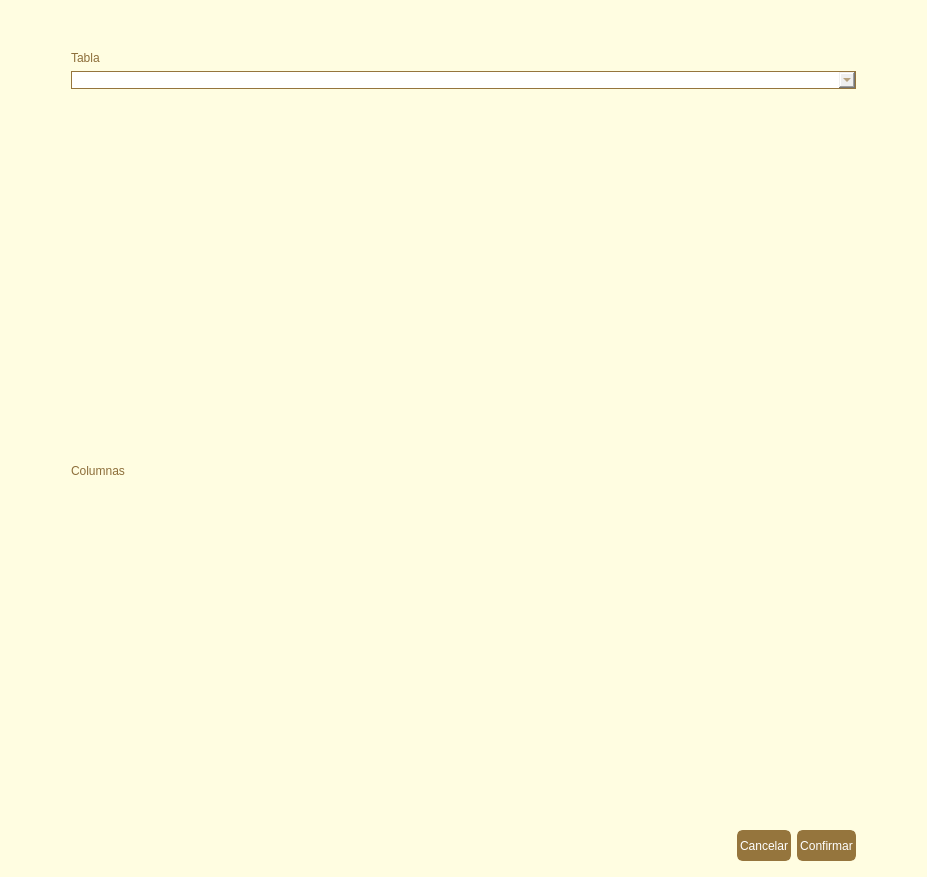
Qt form ui/agregar-registros.ui (andreadh01/Notarius) before a commit.
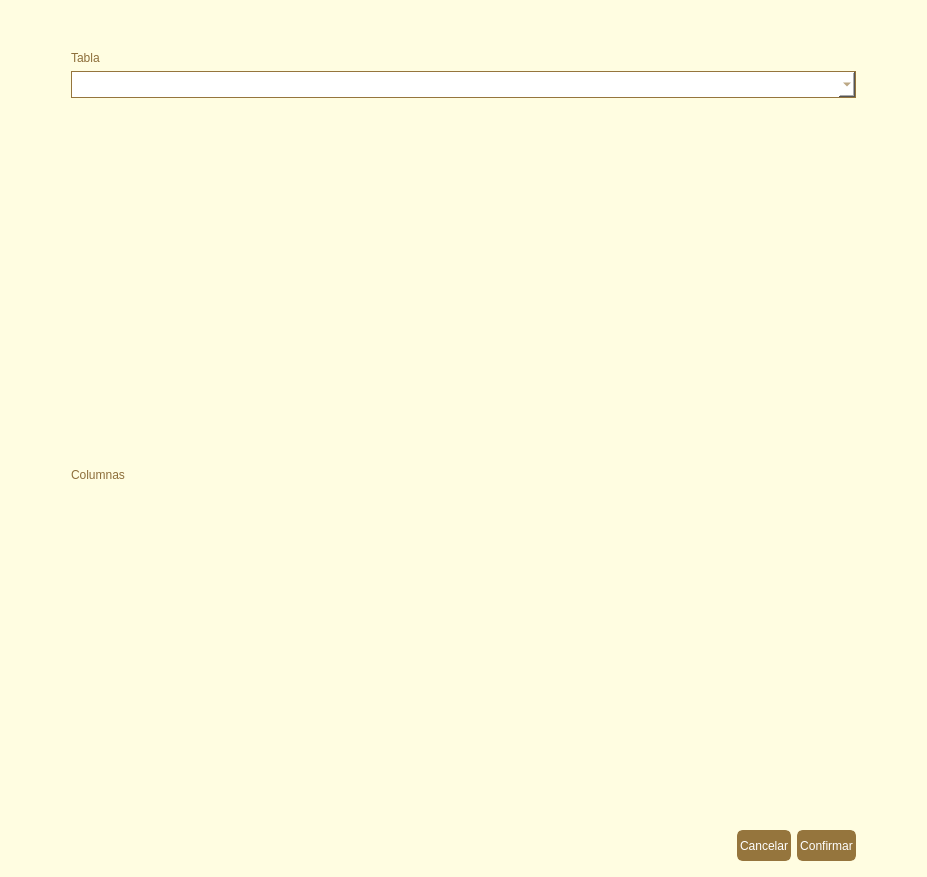
The same form after that commit.

Commit message: mismo formato de nombres de archivos y eliminar fonts que hacian que cargara lento en mi compu :(

```diff
--- a/ui/agregar-registros.ui
+++ b/ui/agregar-registros.ui
@@ -77,8 +77,8 @@
        <property name="styleSheet">
         <string notr="true">QComboBox{
 border: 1px solid #95753d;
-background-color: #white;
-font: 75 11pt &quot;MS Shell Dlg 2&quot;;
+background-color: white;
+font: 75 14pt;
 color: rgb(149, 117, 61);
 }</string>
        </property>
```
The commit also changes 4 other files.
